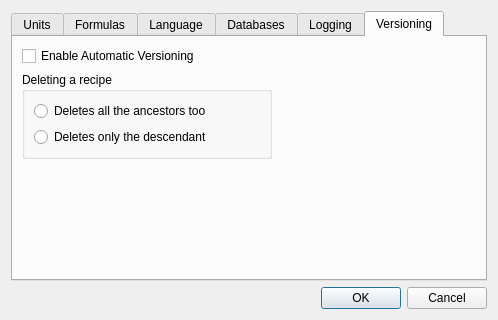
Old version of the form ui/optionsDialog.ui in the repository Brewtarget/brewtarget.
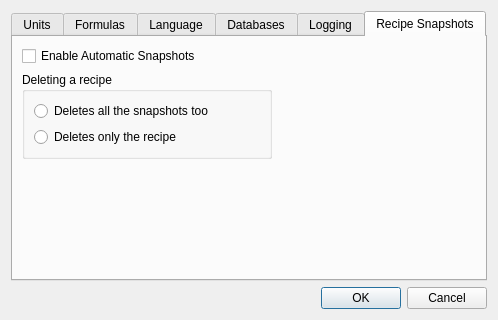
New version of the form. The open tabs and pages were chosen to show the change.

Patch:
```diff
--- a/ui/optionsDialog.ui
+++ b/ui/optionsDialog.ui
@@ -472,13 +472,13 @@
      </widget>
      <widget class="QWidget" name="tab_version">
       <attribute name="title">
-       <string>Versioning</string>
+       <string>Recipe Snapshots</string>
       </attribute>
       <layout class="QVBoxLayout" name="verticalLayout_6">
        <item>
         <widget class="QCheckBox" name="checkBox_versioning">
          <property name="text">
-          <string>Enable Automatic Versioning</string>
+          <string>Enable Automatic Snapshots</string>
          </property>
         </widget>
        </item>
@@ -503,14 +503,14 @@
           <item>
            <widget class="QRadioButton" name="radioButton_deleteAncestor">
             <property name="text">
-             <string>Deletes all the ancestors too</string>
+             <string>Deletes all the snapshots too</string>
             </property>
            </widget>
           </item>
           <item>
            <widget class="QRadioButton" name="radioButton_deleteDescendant">
             <property name="text">
-             <string>Deletes only the descendant</string>
+             <string>Deletes only the recipe</string>
             </property>
            </widget>
           </item>
```
